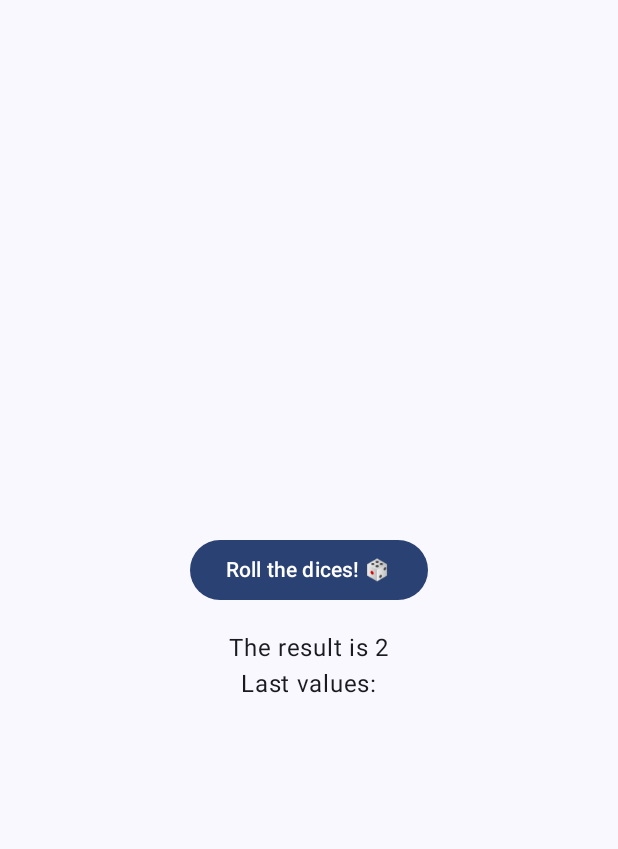
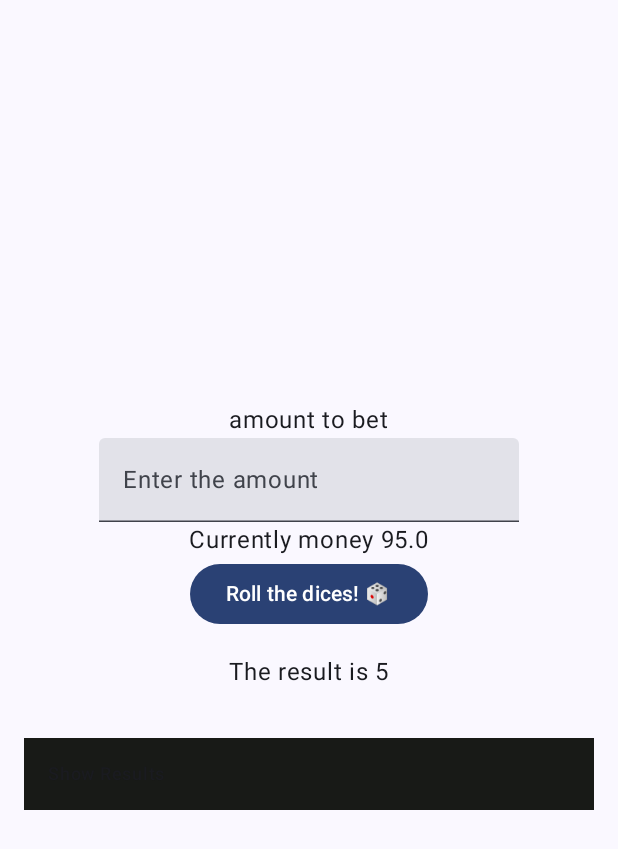
Before and after one commit to Sebastian-Manrique/casinoApp, an Android app built with Jetpack Compose: the composable Dice shown on its own in the app's theme, after a tap on "Roll the dices! 🎲", on a phone screen of 412 x 824 dp. Shown: the top 849 px of the screen. Run offline under Robolectric (Android 15) with nearby library versions, the phone set to English and light mode, and no system bars.

Commit message:
Changing the screens.
Adding a dice logic.

```diff
--- a/app/src/main/java/com/example/proyectopmdm/screens/dice.kt
+++ b/app/src/main/java/com/example/proyectopmdm/screens/dice.kt
@@ -1,34 +1,64 @@
 package com.example.proyectopmdm.screens
 
+import androidx.compose.foundation.background
+import androidx.compose.foundation.clickable
 import androidx.compose.foundation.layout.Arrangement
+import androidx.compose.foundation.layout.Box
 import androidx.compose.foundation.layout.Column
 import androidx.compose.foundation.layout.Spacer
+import androidx.compose.foundation.layout.fillMaxHeight
 import androidx.compose.foundation.layout.fillMaxSize
+import androidx.compose.foundation.layout.fillMaxWidth
 import androidx.compose.foundation.layout.height
+import androidx.compose.foundation.layout.padding
+import androidx.compose.foundation.lazy.LazyColumn
+import androidx.compose.foundation.lazy.items
+import androidx.compose.foundation.text.KeyboardOptions
 import androidx.compose.material3.Button
+import androidx.compose.material3.MaterialTheme
 import androidx.compose.material3.Text
+import androidx.compose.material3.TextField
 import androidx.compose.runtime.Composable
 import androidx.compose.runtime.getValue
 import androidx.compose.runtime.mutableIntStateOf
+import androidx.compose.runtime.mutableStateListOf
+import androidx.compose.runtime.mutableStateOf
 import androidx.compose.runtime.remember
 import androidx.compose.runtime.setValue
+import androidx.compose.runtime.snapshots.SnapshotStateList
 import androidx.compose.ui.Alignment
 import androidx.compose.ui.Modifier
+import androidx.compose.ui.graphics.Color
+import androidx.compose.ui.text.input.KeyboardType
 import androidx.compose.ui.unit.dp
 import androidx.navigation.NavHostController
 
 @Composable
 fun Dice(navController: NavHostController) {
     var resultNumber by remember { mutableIntStateOf(0) }
+    val list = remember { mutableStateListOf<Int>() }
+    var isExpanded by remember { mutableStateOf(false) } // The box is open or not
 
     Column(
         modifier = Modifier
-            .fillMaxSize(),
+            .fillMaxWidth().fillMaxHeight(),
         verticalArrangement = Arrangement.Center,
         horizontalAlignment = Alignment.CenterHorizontally
     ) {
+
+        Text("amount to bet")
+
+        var text2 by remember { mutableStateOf("") } // Holds the input text
+        TextField(
+            value = text2, // The current money value
+            onValueChange = { newText -> text2 = newText }, // Update text when changed
+            label = { Text("Enter the amount") },
+            keyboardOptions = KeyboardOptions(keyboardType = KeyboardType.Number)
+        )
+        Text("Currently money $money")
         Button(onClick = {
-            resultNumber = randomGenerator()
+            resultNumber = randomGenerator(list)
+            if (resultNumber == 3) money += 5 else money -= 5
         }) {
             Text("Roll the dices! 🎲")
         }
@@ -37,11 +67,43 @@ fun Dice(navController: NavHostController) {
 
         Text(text = "The result is $resultNumber")
 
-        Text("Last values:")
+        Spacer(modifier = Modifier.height(16.dp))
+
+        Box(
+            modifier = Modifier
+                .fillMaxWidth()
+                .padding(16.dp)
+                .background(Color(0xff181a17))
+                .clickable { isExpanded = !isExpanded } // Alterna la expansión al hacer clic
+                .padding(16.dp)
+        ) {
+            Column {
+                Text(
+                    text = if (isExpanded) "Hide Results" else "Show Results",
+                    style = MaterialTheme.typography.labelMedium,
+                    modifier = Modifier.align(Alignment.CenterHorizontally)
+                )
+                if (isExpanded) {
+                    LazyColumn(
+                        modifier = Modifier
+                            .fillMaxWidth()
+                            .padding(top = 16.dp)
+                    ) {
+                        items(list) { item ->
+                            Text(
+                                text = "Rolled: $item",
+                                modifier = Modifier.padding(8.dp)
+                            )
+                        }
+                    }
+                }
+            }
+        }
     }
 }
 
-fun randomGenerator(): Int {
-    val number = (0..6).random()
+fun randomGenerator(list: SnapshotStateList<Int>): Int {
+    val number = (1..6).random()
+    list.add(number)
     return number
 }
--- a/app/src/main/java/com/example/proyectopmdm/screens/home.kt
+++ b/app/src/main/java/com/example/proyectopmdm/screens/home.kt
@@ -28,6 +28,8 @@ import androidx.compose.ui.unit.sp
 import androidx.navigation.NavHostController
 import com.example.proyectopmdm.R
 
+var money = 100.00
+
 @Composable
 fun Home(navController: NavHostController) {
     LazyColumn(
@@ -43,7 +45,7 @@ fun Home(navController: NavHostController) {
         flingBehavior = ScrollableDefaults.flingBehavior(),
         userScrollEnabled = true
     ) {
-        var money = 100.00
+
         item {
             Spacer(modifier = Modifier.height(20.dp))
             Column {
```
Also changed, not shown: app/src/main/java/com/example/proyectopmdm/screens/logIn.kt (+45 -11 lines), app/src/main/java/com/example/proyectopmdm/screens/aboutMe.kt (line endings or trailing spaces), app/src/main/java/com/example/proyectopmdm/screens/createUser.kt (line endings or trailing spaces), app/src/main/java/com/example/proyectopmdm/screens/prizes.kt (line endings or trailing spaces), app/src/main/java/com/example/proyectopmdm/screens/roulette.kt (line endings or trailing spaces), app/src/main/java/com/example/proyectopmdm/screens/scaffold.kt (line endings or trailing spaces).
